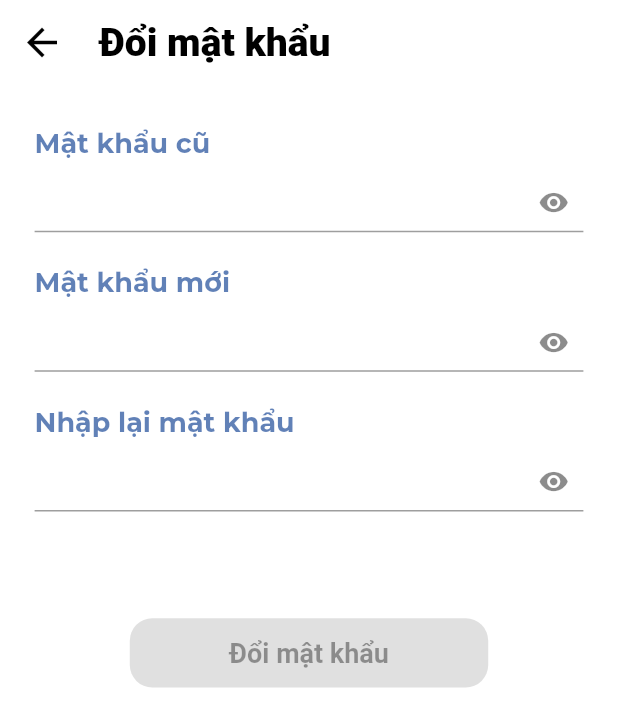
After one commit to LuongDuyDat/dissertation, a Flutter app: the ProfilePage screen opened directly, after a tap on "Thay đổi mật khẩu", on a phone screen of 412 x 824 dp. The commit adds this screen. Shown: the top 727 px of the screen. Run offline on Flutter 3.47's test engine with Material 2 defaults, Android fonts, the phone set to English and light mode, and no system bars; our stand-ins replace persistent_bottom_nav_bar; missing offline and left inert: pdfx; project files that could hold a hidden picture were left out.

Commit message:
add change password page ui

```diff
--- a/lib/component/input_field.dart
+++ b/lib/component/input_field.dart
@@ -78,7 +78,7 @@ class EditInputField extends StatelessWidget {
       decoration: InputDecoration(
         suffixIcon: suffixIcon != null
             ? Padding(
-          padding: EdgeInsets.only(left: screenWidth * 0.02, right: 0),
+          padding: EdgeInsets.only(left: screenWidth * 0.02, right: 0, top: 0.01 * screenHeight,),
           child: suffixIcon,
         ) : const SizedBox(width: 0, height: 0),
         border: const UnderlineInputBorder(borderRadius: BorderRadius.all(Radius.circular(0))),
--- /dev/null
+++ b/lib/screen/profile/change_password.dart
@@ -0,0 +1,69 @@
+import 'package:flutter/material.dart';
+import 'package:learning_intern_support_system/component/button.dart';
+import 'package:learning_intern_support_system/util/strings.dart';
+import 'package:learning_intern_support_system/util/theme.dart';
+
+import '../../component/input_field.dart';
+import '../../util/global.dart';
+import '../../util/navigate.dart';
+
+class ChangePasswordPage extends StatelessWidget {
+  const ChangePasswordPage({super.key});
+
+  @override
+  Widget build(BuildContext context) {
+    return Scaffold(
+      backgroundColor: backgroundLightColor2,
+      appBar: AppBar(
+        leading: IconButton(
+          icon: const Icon(Icons.arrow_back),
+          onPressed: () {
+            Navigate.popPage(context);
+          },
+        ),
+        title: Text(changePasswordString2),
+        elevation: 0,
+      ),
+      body: SingleChildScrollView(
+        child: Padding(
+          padding: EdgeInsets.only(top: 0.035 * screenHeight, left: 0.056 * screenWidth, right: 0.056 * screenWidth),
+          child: Column(
+            crossAxisAlignment: CrossAxisAlignment.start,
+            children: [
+              Text(oldPasswordString, style: Theme.of(context).textTheme.headlineSmall!.copyWith(color: hintLightText),),
+              EditInputField(
+                obscure: true,
+                style: Theme.of(context).textTheme.headlineMedium!,
+                suffixIcon: Icon(Icons.visibility, size: 0.025 * screenHeight,),
+              ),
+              SizedBox(height: 0.028 * screenHeight),
+              Text(newPasswordString, style: Theme.of(context).textTheme.headlineSmall!.copyWith(color: hintLightText),),
+              EditInputField(
+                obscure: true,
+                style: Theme.of(context).textTheme.headlineMedium!,
+                suffixIcon: Icon(Icons.visibility, size: 0.025 * screenHeight,),
+              ),
+              SizedBox(height: 0.028 * screenHeight),
+              Text(reEnterPasswordString, style: Theme.of(context).textTheme.headlineSmall!.copyWith(color: hintLightText),),
+              EditInputField(
+                obscure: true,
+                style: Theme.of(context).textTheme.headlineMedium!,
+                suffixIcon: Icon(Icons.visibility, size: 0.025 * screenHeight,),
+              ),
+              SizedBox(height: 0.0864 * screenHeight,),
+              Center(
+                child: Button(
+                  type: 0,
+                  width: 0.58 * screenWidth,
+                  height: 0.056 * screenHeight,
+                  text: changePasswordString2,
+                ),
+              ),
+            ],
+          ),
+        ),
+      ),
+    );
+  }
+
+}
--- a/lib/screen/profile/my_profile.dart
+++ b/lib/screen/profile/my_profile.dart
@@ -1,4 +1,6 @@
 import 'package:flutter/material.dart';
+import 'package:learning_intern_support_system/screen/login.dart';
+import 'package:learning_intern_support_system/screen/profile/change_password.dart';
 import 'package:learning_intern_support_system/screen/profile/edit_profile.dart';
 import 'package:learning_intern_support_system/screen/profile/my_cv.dart';
 import 'package:learning_intern_support_system/screen/setting.dart';
@@ -161,10 +163,26 @@ class ProfilePage extends StatelessWidget {
               ),
               child: Column(
                 children: [
-                  myProfileTile(context, Icons.key, changePasswordString, Icons.arrow_forward_ios, null),
+                  myProfileTile(
+                    context,
+                    Icons.key,
+                    changePasswordString,
+                    Icons.arrow_forward_ios,
+                    () {
+                      Navigate.pushNewScreen(context, const ChangePasswordPage(), true,);
+                    },
+                  ),
                   Divider(thickness: 1.5, color: backgroundLightColor2, height: 3,),
                   SizedBox(height: 0.01 * screenHeight,),
-                  myProfileTile(context, Icons.logout, logOutString, null, null),
+                  myProfileTile(
+                    context,
+                    Icons.logout,
+                    logOutString,
+                    null,
+                    () {
+                      Navigate.pushPage(context, const LoginPage(),);
+                    }
+                  ),
                   Divider(thickness: 1.5, color: backgroundLightColor2, height: 3,),
                 ],
               ),
--- a/lib/util/strings.dart
+++ b/lib/util/strings.dart
@@ -49,6 +49,7 @@ String settingString = lang == 'vi' ? 'Cài đặt' : 'Settings';
 String shortStudentIdString = lang == 'vi' ? 'MSV' : 'Student ID';
 String myCVString = lang == 'vi' ? 'CV của tôi' : 'My CV';
 String changePasswordString = lang == 'vi' ? 'Thay đổi mật khẩu' : 'Change Password';
+String changePasswordString2 = lang == 'vi' ? 'Đổi mật khẩu' : 'Change Password';
 String logOutString = lang == 'vi' ? 'Đăng xuất' : 'Sign Out';
 String editProfileString = lang == 'vi' ? 'Chỉnh sửa hồ sơ' : 'Edit Profile';
 String dateOfBirthString = lang == 'vi' ? 'Ngày sinh' : 'Birthday';
@@ -60,6 +61,9 @@ String onString = lang == 'vi' ? 'Bật' : 'On';
 String offString = lang == 'vi' ? 'Tắt' : 'Off';
 String doNotDisturbString = lang == 'vi' ? 'Không làm phiền' : 'Do not disturb';
 String soundString = lang == 'vi' ? 'Âm báo' : 'Sound';
+String oldPasswordString = lang == 'vi' ? 'Mật khẩu cũ' : 'Old Password';
+String newPasswordString = lang == 'vi' ? 'Mật khẩu mới' : 'New Password';
+String reEnterPasswordString = lang == 'vi' ? 'Nhập lại mật khẩu' : 'Re-enter Password';
 
 List<String> classDropDownString = ['K64C-CLC', 'K64C-B'];
 List<String> facultyDropDownString = ['Công nghệ thông tin', 'Điện tử viễn thông'];
```
